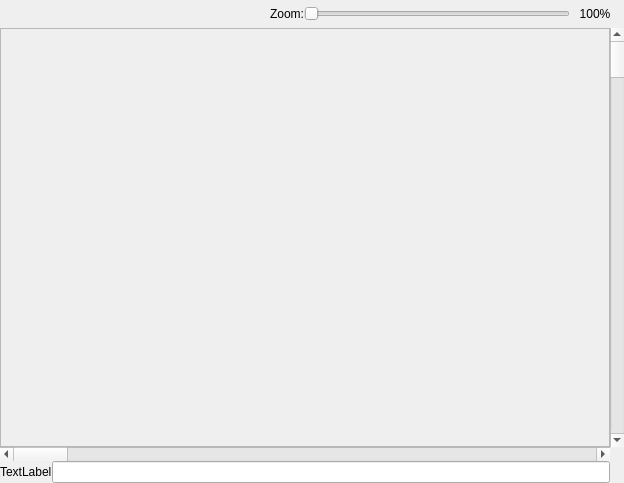
Qt form debugger/oamdisplaydialog.ui (christopherpow/nesicide) before a commit.
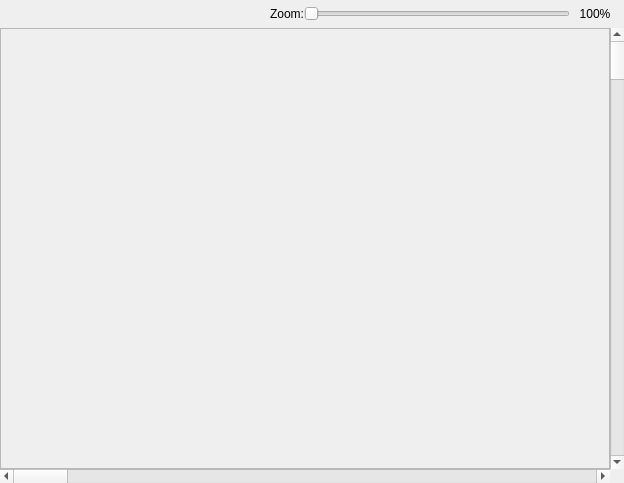
The same form after that commit.

```diff
--- a/debugger/oamdisplaydialog.ui
+++ b/debugger/oamdisplaydialog.ui
@@ -135,20 +135,6 @@
      </item>
     </layout>
    </item>
-   <item row="4" column="0">
-    <layout class="QGridLayout" name="gridLayout_3">
-     <item row="0" column="1">
-      <widget class="QLineEdit" name="lineEdit"/>
-     </item>
-     <item row="0" column="0">
-      <widget class="QLabel" name="label">
-       <property name="text">
-        <string>TextLabel</string>
-       </property>
-      </widget>
-     </item>
-    </layout>
-   </item>
   </layout>
  </widget>
  <resources/>
```
